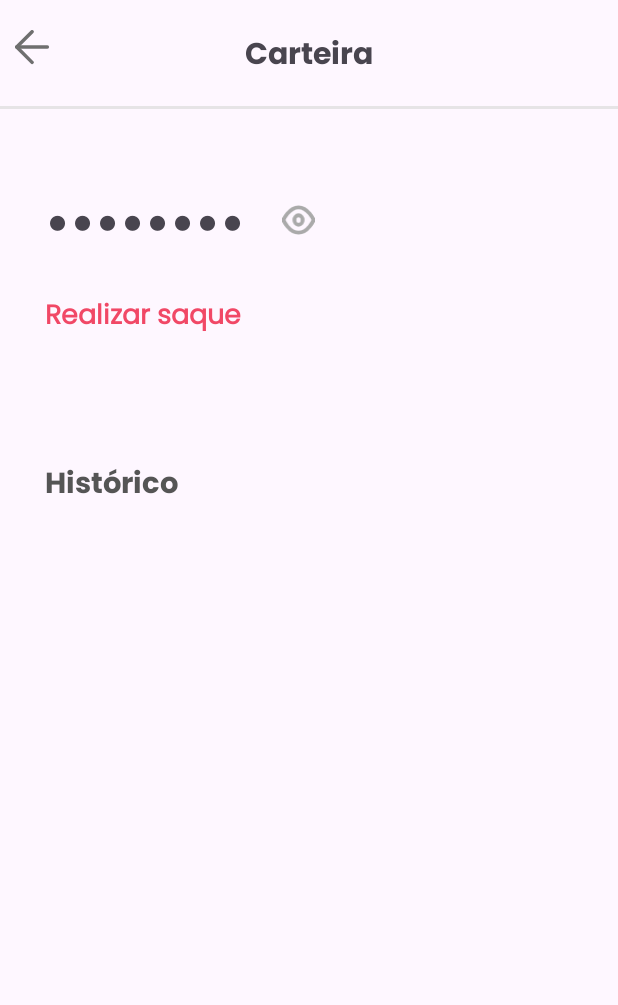
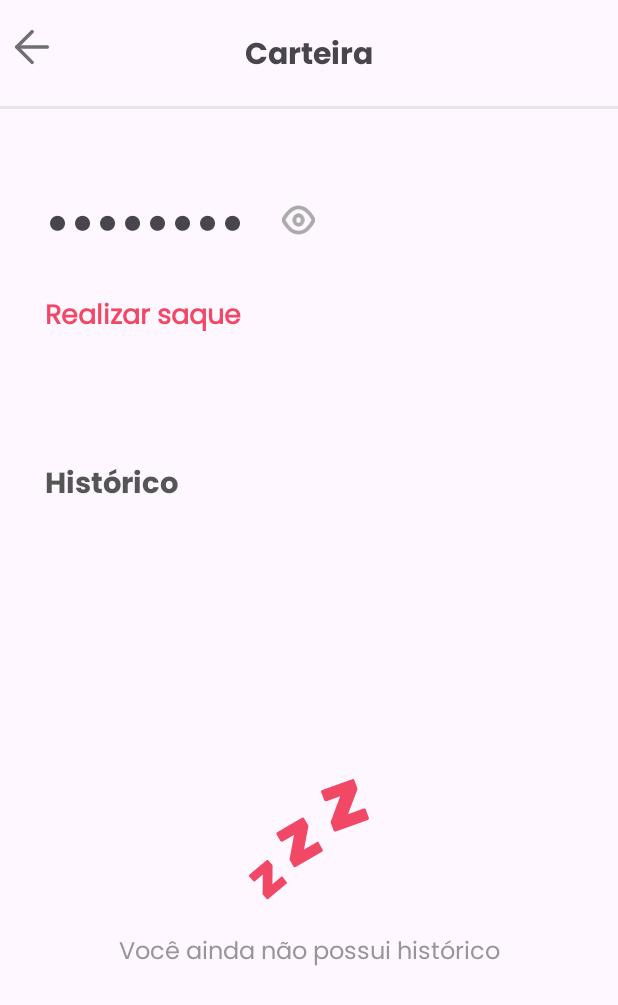
Before and after one commit to letssBuyy/letsbuy-mobile-application, an Android app: the layout activity_wallet.xml on its own in the app's theme, with its tools: preview values and no code run, on a phone screen of 412 x 824 dp. Shown: the top 1005 px of the screen. Run offline under Robolectric (Android 15) with nearby library versions, the phone set to English and light mode, and no system bars.

Commit message:
feature(wallet): criando mensagem para caso não haja transações

```diff
--- a/app/src/main/java/com/example/letsbuy/WalletActivity.kt
+++ b/app/src/main/java/com/example/letsbuy/WalletActivity.kt
@@ -17,7 +17,7 @@ import retrofit2.Response
 
 class WalletActivity: AppCompatActivity() {
     private lateinit var binding: ActivityWalletBinding
-    private var amount = "••••••••"
+    private var amount = "R$ 0.00"
     override fun onCreate(savedInstanceState: Bundle?) {
         super.onCreate(savedInstanceState)
         binding =  ActivityWalletBinding.inflate(layoutInflater)
@@ -60,14 +60,20 @@ class WalletActivity: AppCompatActivity() {
                     val wallet = response.body()
                     amount = "R$ ${wallet?.balance}"
                     val transactions = wallet?.transactions
-                    if (!transactions.isNullOrEmpty()) {
+                    if (transactions.isNullOrEmpty()) {
+                        binding.scroll.visibility = View.GONE
+                        binding.emptyTransactions.visibility = View.VISIBLE
+                    } else {
+                        binding.scroll.visibility = View.VISIBLE
+                        binding.emptyTransactions.visibility = View.GONE
                         initRecyclerView(transactions)
                     }
                 }
             }
 
             override fun onFailure(call: Call<Wallet>, t: Throwable) {
-                binding.textView4.text = t.message
+                binding.scroll.visibility = View.GONE
+                binding.emptyTransactions.visibility = View.VISIBLE
             }
         })
     }
--- /dev/null
+++ b/app/src/main/res/drawable/zzz.xml
@@ -0,0 +1,9 @@
+<vector xmlns:android="http://schemas.android.com/apk/res/android"
+    android:width="60dp"
+    android:height="60dp"
+    android:viewportWidth="60"
+    android:viewportHeight="60">
+  <path
+      android:pathData="M16.969,47.719L12.844,51.187L12.937,42.563C12.937,42.469 12.844,42.281 12.844,42.188L10.969,40.031C10.781,39.75 10.406,39.75 10.125,39.938L2.156,46.688C1.875,46.875 1.781,47.25 1.969,47.531L3.844,49.688C4.031,49.969 4.406,49.969 4.687,49.781L8.344,46.688L8.25,55.594C8.25,55.688 8.344,55.875 8.344,55.969L10.031,58.031C10.219,58.313 10.594,58.313 10.875,58.125L19.406,51C19.687,50.813 19.687,50.438 19.5,50.156L17.719,47.813C17.531,47.625 17.156,47.531 16.969,47.719ZM33.75,31.406L27.656,34.875L29.719,24C29.719,23.813 29.719,23.625 29.625,23.531L27.75,20.344C27.562,19.969 27.094,19.875 26.719,20.063L15.094,26.813C14.719,27 14.625,27.469 14.812,27.844L16.594,30.937C16.781,31.312 17.25,31.406 17.625,31.219L22.969,28.125L20.906,39.375C20.906,39.563 20.906,39.75 21,39.844L22.687,42.844C22.875,43.219 23.344,43.313 23.719,43.125L36.094,36C36.469,35.813 36.562,35.344 36.375,34.969L34.594,31.781C34.594,31.313 34.125,31.219 33.75,31.406ZM55.594,15.75L48.281,18.375L52.687,6.844C52.781,6.656 52.781,6.469 52.687,6.281L51.281,2.437C51.094,1.969 50.625,1.781 50.25,1.969L36.187,7.031C35.719,7.219 35.531,7.687 35.719,8.062L37.125,11.813C37.312,12.281 37.781,12.469 38.156,12.281L44.625,9.937L40.219,21.844C40.125,22.031 40.125,22.219 40.219,22.406L41.531,26.062C41.719,26.531 42.187,26.719 42.562,26.531L57.562,21.094C58.031,20.906 58.219,20.438 58.031,20.063L56.625,16.219C56.531,15.844 56.062,15.562 55.594,15.75Z"
+      android:fillColor="#F14866"/>
+</vector>
--- a/app/src/main/res/layout/activity_wallet.xml
+++ b/app/src/main/res/layout/activity_wallet.xml
@@ -96,9 +96,37 @@
         app:layout_constraintStart_toStartOf="@+id/textView2"
         app:layout_constraintTop_toBottomOf="@+id/tv_withdraw" />
 
+    <LinearLayout
+        android:id="@+id/empty_transactions"
+        android:layout_width="wrap_content"
+        android:layout_height="wrap_content"
+        android:orientation="vertical"
+        android:gravity="center_horizontal"
+        app:layout_constraintBottom_toBottomOf="parent"
+        app:layout_constraintEnd_toEndOf="parent"
+        app:layout_constraintStart_toStartOf="parent"
+        app:layout_constraintTop_toBottomOf="@+id/textView4">
+
+        <ImageView
+            android:layout_width="85dp"
+            android:layout_height="85dp"
+            android:src="@drawable/zzz" />
+
+        <TextView
+            android:layout_width="wrap_content"
+            android:layout_height="wrap_content"
+            android:layout_marginTop="20dp"
+            android:textSize="16sp"
+            android:fontFamily="@font/poppins"
+            android:text="Você ainda não possui histórico"
+            android:textColor="@color/primary_gray" />
+    </LinearLayout>
+
     <androidx.core.widget.NestedScrollView
+        android:id="@+id/scroll"
         android:layout_width="350dp"
         android:layout_height="0dp"
+        android:visibility="gone"
         app:layout_constraintBottom_toBottomOf="parent"
         app:layout_constraintEnd_toEndOf="parent"
         app:layout_constraintStart_toStartOf="parent"
```
